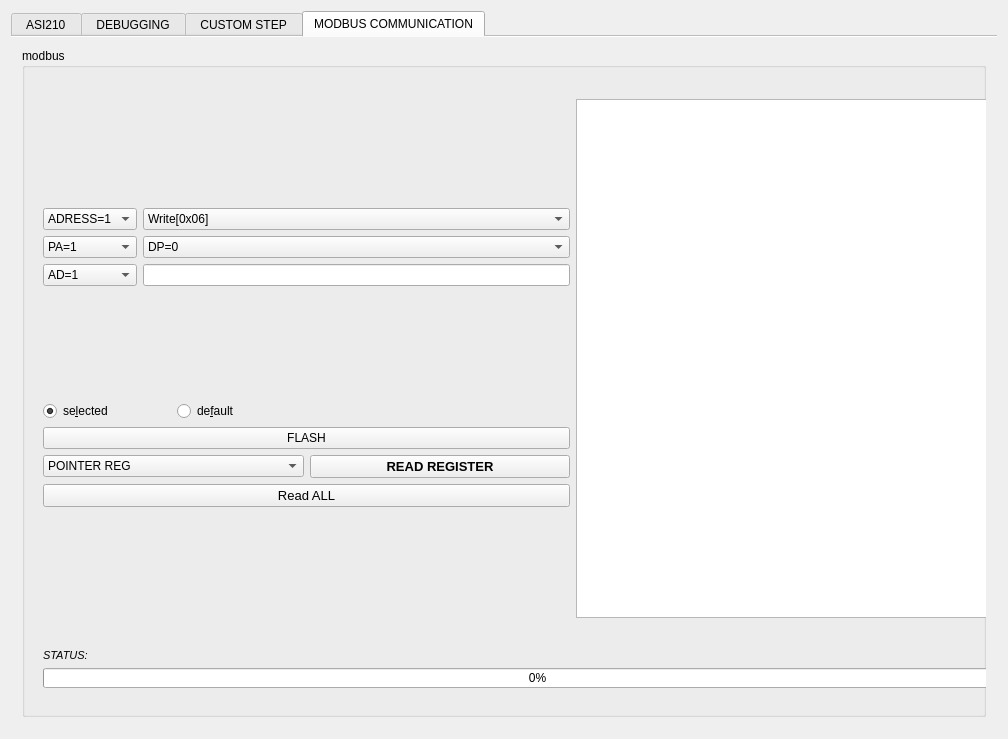
First picture: the form in mainwindow.ui, repository atakanakbulut/ASI210, before the edit.
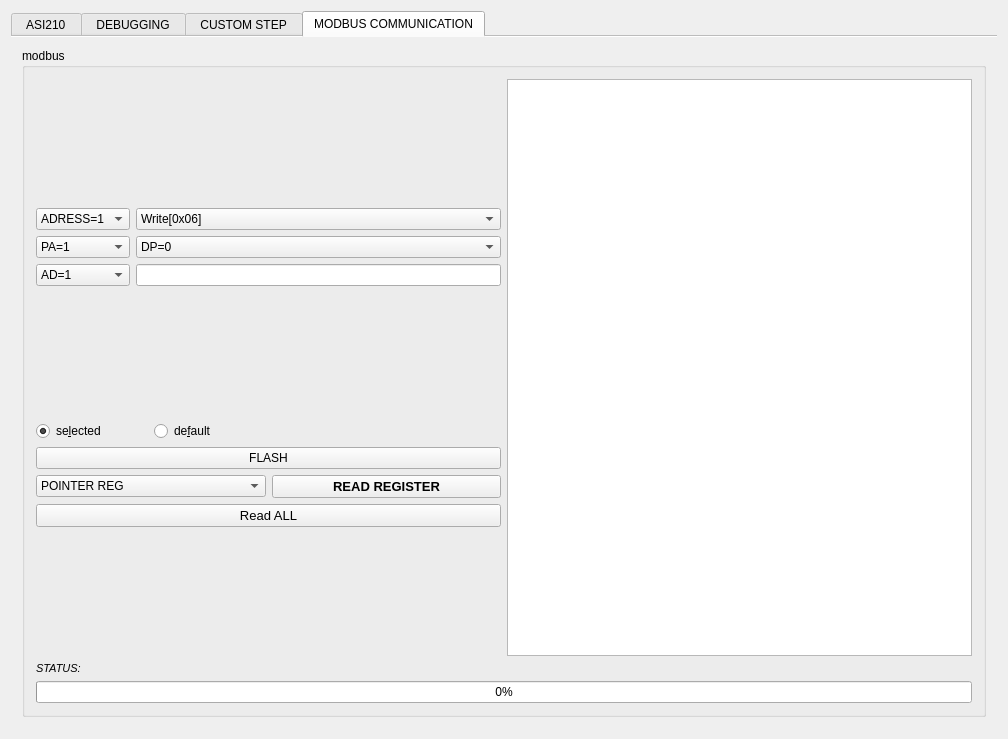
Second picture: the form after the edit. The open tabs and pages were chosen to show the change. Icons and pictures are not drawn.

Patch:
```diff
--- a/mainwindow.ui
+++ b/mainwindow.ui
@@ -708,28 +708,8 @@
           <property name="title">
            <string>modbus</string>
           </property>
-          <widget class="QLabel" name="modbus_pointerreglabel">
-           <property name="geometry">
-            <rect>
-             <x>700</x>
-             <y>400</y>
-             <width>74</width>
-             <height>19</height>
-            </rect>
-           </property>
-           <property name="text">
-            <string/>
-           </property>
-          </widget>
-          <widget class="QWidget" name="layoutWidget">
-           <property name="geometry">
-            <rect>
-             <x>10</x>
-             <y>40</y>
-             <width>1081</width>
-             <height>541</height>
-            </rect>
-           </property>
+          <layout class="QGridLayout" name="gridLayout_10">
+           <item row="0" column="0">
            <layout class="QHBoxLayout" name="horizontalLayout_8">
             <item>
              <layout class="QVBoxLayout" name="verticalLayout_2">
@@ -1059,16 +1039,8 @@
              </widget>
             </item>
            </layout>
-          </widget>
-          <widget class="QWidget" name="layoutWidget">
-           <property name="geometry">
-            <rect>
-             <x>10</x>
-             <y>590</y>
-             <width>1011</width>
-             <height>61</height>
-            </rect>
-           </property>
+           </item>
+           <item row="1" column="0">
            <layout class="QVBoxLayout" name="verticalLayout_3">
             <item>
              <widget class="QLabel" name="modbuslabel">
@@ -1091,6 +1063,20 @@
              </widget>
             </item>
            </layout>
+           </item>
+          </layout>
+          <widget class="QLabel" name="modbus_pointerreglabel">
+           <property name="geometry">
+            <rect>
+             <x>700</x>
+             <y>400</y>
+             <width>74</width>
+             <height>19</height>
+            </rect>
+           </property>
+           <property name="text">
+            <string/>
+           </property>
           </widget>
           <zorder>layoutWidget</zorder>
           <zorder>modbus_pointerreglabel</zorder>
```
Left out of the diff: 28 changed lines with no effect on the pictures. Lines whose indentation alone changed are shown as unchanged.
